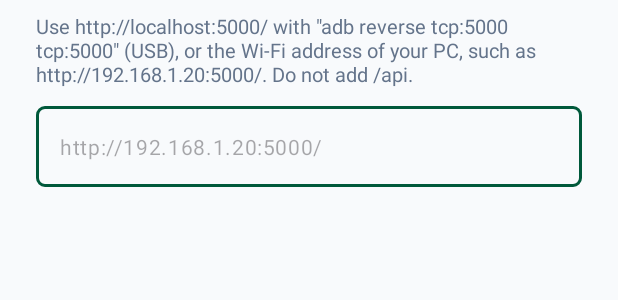
After one commit to jimm529/Business-Manager, an Android app: the layout dialog_server_url.xml on its own in the app's theme, with its tools: preview values and no code run, on a phone screen of 412 x 824 dp. The commit adds this screen. Shown: the top 300 px of the screen. Run offline under Robolectric (Android 15) with nearby library versions, the phone set to English and light mode, and no system bars.

Commit message:
fix: update BASE_URL for physical device adb reverse and align auth models with backend

```diff
--- /dev/null
+++ b/app/src/main/res/layout/dialog_server_url.xml
@@ -0,0 +1,35 @@
+<?xml version="1.0" encoding="utf-8"?>
+<!-- Content of the developer dialog where the backend address can be changed (debug builds only). -->
+<LinearLayout xmlns:android="http://schemas.android.com/apk/res/android"
+    android:layout_width="match_parent"
+    android:layout_height="wrap_content"
+    android:orientation="vertical"
+    android:paddingStart="24dp"
+    android:paddingTop="8dp"
+    android:paddingEnd="24dp">
+
+    <TextView
+        android:layout_width="match_parent"
+        android:layout_height="wrap_content"
+        android:text="@string/server_url_help"
+        android:textColor="?attr/colorOnSurfaceVariant"
+        android:textSize="13sp" />
+
+    <com.google.android.material.textfield.TextInputLayout
+        android:id="@+id/layoutServerUrl"
+        style="@style/Widget.Marketplace.Input"
+        android:layout_width="match_parent"
+        android:layout_height="wrap_content"
+        android:layout_marginTop="12dp">
+
+        <com.google.android.material.textfield.TextInputEditText
+            android:id="@+id/etServerUrl"
+            android:layout_width="match_parent"
+            android:layout_height="wrap_content"
+            android:hint="@string/server_url_hint"
+            android:imeOptions="actionDone"
+            android:inputType="textUri"
+            android:maxLines="1"
+            android:textSize="14sp" />
+    </com.google.android.material.textfield.TextInputLayout>
+</LinearLayout>
--- a/app/src/main/res/layout/fragment_login.xml
+++ b/app/src/main/res/layout/fragment_login.xml
@@ -20,6 +20,7 @@
             android:orientation="horizontal">
 
             <ImageView
+                android:id="@+id/imgLogo"
                 android:layout_width="32dp"
                 android:layout_height="32dp"
                 android:contentDescription="@string/cd_logo"
--- a/app/src/main/res/values/strings.xml
+++ b/app/src/main/res/values/strings.xml
@@ -70,6 +70,16 @@
     <string name="error_two_factor_unsupported">This account uses two-step verification, which the app does not support yet.</string>
     <string name="retry">Retry</string>
 
+    <!-- Developer server-address dialog (debug builds) -->
+    <string name="server_url_title">Backend server address</string>
+    <string name="server_url_help">Use http://localhost:5000/ with \"adb reverse tcp:5000 tcp:5000\" (USB), or the Wi-Fi address of your PC, such as http://192.168.1.20:5000/. Do not add /api.</string>
+    <string name="server_url_hint">http://192.168.1.20:5000/</string>
+    <string name="server_url_save">Save</string>
+    <string name="server_url_reset">Use default</string>
+    <string name="cancel">Cancel</string>
+    <string name="server_url_invalid">Enter a valid address starting with http:// or https://</string>
+    <string name="server_url_saved">Server set to %1$s</string>
+
     <!-- Icon descriptions -->
     <string name="cd_logo">Marketplace logo</string>
     <string name="cd_vendor_portal">Vendor portal</string>
```
Also changed, not shown: app/build.gradle (+10 -9 lines), app/src/main/java/com/example/marketplace/data/api/ApiClient.java (+65 -11 lines), app/src/main/java/com/example/marketplace/data/repository/AuthRepository.java (+7 -9 lines), app/src/main/java/com/example/marketplace/ui/auth/LoginFragment.java (+64 -0 lines), app/src/main/java/com/example/marketplace/utils/SessionManager.java (+32 -1 lines), gradle.properties (+5 -5 lines).
